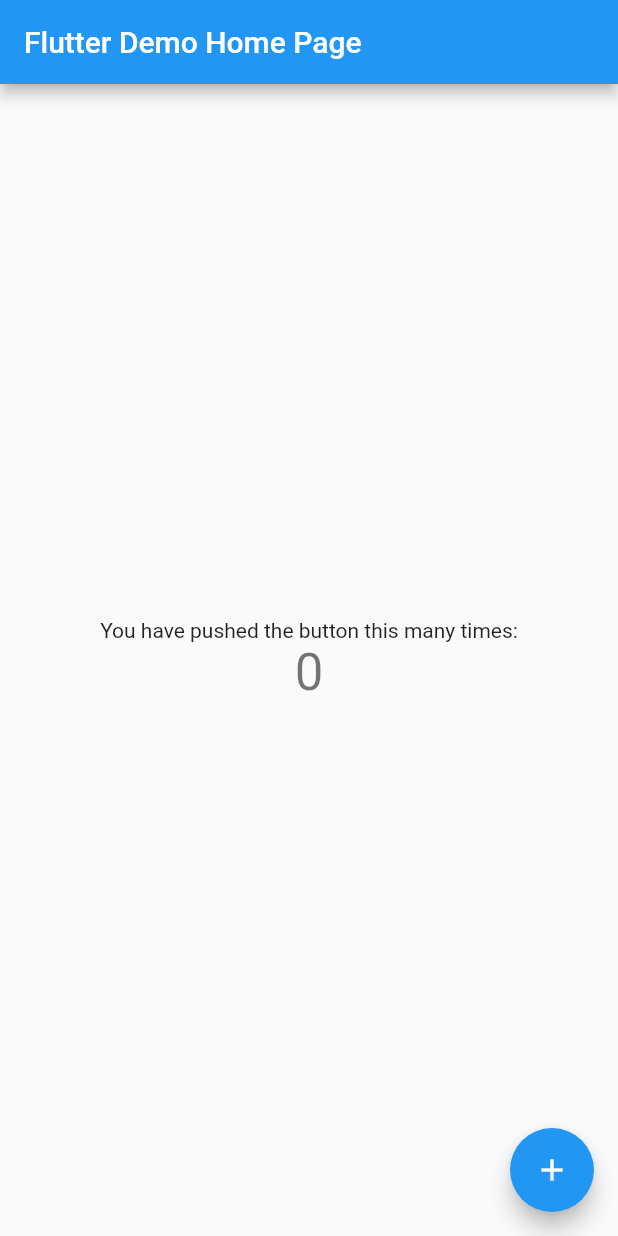
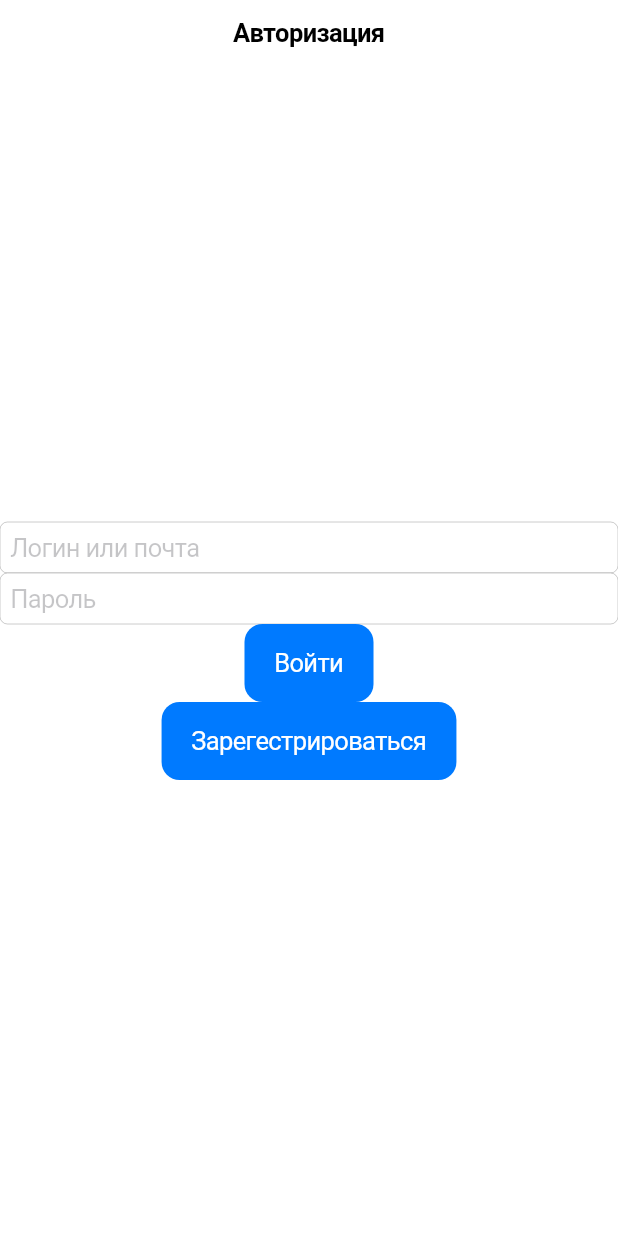
Before and after one commit to Jefest9988/first_project, a Flutter app: the screen it shows after launch, on a phone screen of 412 x 824 dp. Run offline on Flutter 3.47's test engine with Material 2 defaults, Android fonts, the phone set to English and light mode, and no system bars.

```diff
--- a/lib/main.dart
+++ b/lib/main.dart
@@ -1,115 +1,15 @@
-import 'package:flutter/material.dart';
+import 'package:flutter/cupertino.dart';
+import 'package:flutter_application_1/src/screens/auth/auth_screen.dart';
 
 void main() {
-  runApp(const MyApp());
+  runApp(MyApp());
 }
 
 class MyApp extends StatelessWidget {
-  const MyApp({super.key});
-
-  // This widget is the root of your application.
   @override
   Widget build(BuildContext context) {
-    return MaterialApp(
-      title: 'Flutter Demo',
-      theme: ThemeData(
-        // This is the theme of your application.
-        //
-        // Try running your application with "flutter run". You'll see the
-        // application has a blue toolbar. Then, without quitting the app, try
-        // changing the primarySwatch below to Colors.green and then invoke
-        // "hot reload" (press "r" in the console where you ran "flutter run",
-        // or simply save your changes to "hot reload" in a Flutter IDE).
-        // Notice that the counter didn't reset back to zero; the application
-        // is not restarted.
-        primarySwatch: Colors.blue,
-      ),
-      home: const MyHomePage(title: 'Flutter Demo Home Page'),
+    return const CupertinoApp(
+      home: AuthScreen(),
     );
   }
 }
-
-class MyHomePage extends StatefulWidget {
-  const MyHomePage({super.key, required this.title});
-
-  // This widget is the home page of your application. It is stateful, meaning
-  // that it has a State object (defined below) that contains fields that affect
-  // how it looks.
-
-  // This class is the configuration for the state. It holds the values (in this
-  // case the title) provided by the parent (in this case the App widget) and
-  // used by the build method of the State. Fields in a Widget subclass are
-  // always marked "final".
-
-  final String title;
-
-  @override
-  State<MyHomePage> createState() => _MyHomePageState();
-}
-
-class _MyHomePageState extends State<MyHomePage> {
-  int _counter = 0;
-
-  void _incrementCounter() {
-    setState(() {
-      // This call to setState tells the Flutter framework that something has
-      // changed in this State, which causes it to rerun the build method below
-      // so that the display can reflect the updated values. If we changed
-      // _counter without calling setState(), then the build method would not be
-      // called again, and so nothing would appear to happen.
-      _counter++;
-    });
-  }
-
-  @override
-  Widget build(BuildContext context) {
-    // This method is rerun every time setState is called, for instance as done
-    // by the _incrementCounter method above.
-    //
-    // The Flutter framework has been optimized to make rerunning build methods
-    // fast, so that you can just rebuild anything that needs updating rather
-    // than having to individually change instances of widgets.
-    return Scaffold(
-      appBar: AppBar(
-        // Here we take the value from the MyHomePage object that was created by
-        // the App.build method, and use it to set our appbar title.
-        title: Text(widget.title),
-      ),
-      body: Center(
-        // Center is a layout widget. It takes a single child and positions it
-        // in the middle of the parent.
-        child: Column(
-          // Column is also a layout widget. It takes a list of children and
-          // arranges them vertically. By default, it sizes itself to fit its
-          // children horizontally, and tries to be as tall as its parent.
-          //
-          // Invoke "debug painting" (press "p" in the console, choose the
-          // "Toggle Debug Paint" action from the Flutter Inspector in Android
-          // Studio, or the "Toggle Debug Paint" command in Visual Studio Code)
-          // to see the wireframe for each widget.
-          //
-          // Column has various properties to control how it sizes itself and
-          // how it positions its children. Here we use mainAxisAlignment to
-          // center the children vertically; the main axis here is the vertical
-          // axis because Columns are vertical (the cross axis would be
-          // horizontal).
-          mainAxisAlignment: MainAxisAlignment.center,
-          children: <Widget>[
-            const Text(
-              'You have pushed the button this many times:',
-            ),
-            Text(
-              '$_counter',
-              style: Theme.of(context).textTheme.headlineMedium,
-            ),
-          ],
-        ),
-      ),
-      floatingActionButton: FloatingActionButton(
-        onPressed: _incrementCounter,
-        tooltip: 'Increment',
-        child: const Icon(Icons.add),
-      ), // This trailing comma makes auto-formatting nicer for build methods.
-    );
-  }
-}
--- /dev/null
+++ b/lib/src/screens/auth/auth_screen.dart
@@ -0,0 +1,40 @@
+import 'package:flutter/cupertino.dart';
+
+class AuthScreen extends StatelessWidget {
+  const AuthScreen({Key? key}) : super(key: key);
+
+  @override
+  Widget build(BuildContext context) {
+    return CupertinoPageScaffold(
+      // ignore: prefer_const_constructors
+      navigationBar: CupertinoNavigationBar(
+        // ignore: prefer_const_constructors
+        middle: Text('Авторизация'),
+      ),
+      child: SafeArea(
+        child: Column(
+          mainAxisAlignment: MainAxisAlignment.center,
+          // ignore: prefer_const_literals_to_create_immutables
+          children: [
+            // ignore: prefer_const_constructors
+            CupertinoTextField(
+              placeholder: 'Логин или почта',
+            ),
+            // ignore: prefer_const_constructors
+            CupertinoTextField(
+              placeholder: 'Пароль',
+            ),
+            CupertinoButton.filled(
+              child: const Text('Войти'),
+              onPressed: () {},
+            ),
+            CupertinoButton.filled(
+              child: const Text('Зарегестрироваться'),
+              onPressed: () {},
+            ),
+          ],
+        ),
+      ),
+    );
+  }
+}
```
Also changed, not shown: 1 other file.
